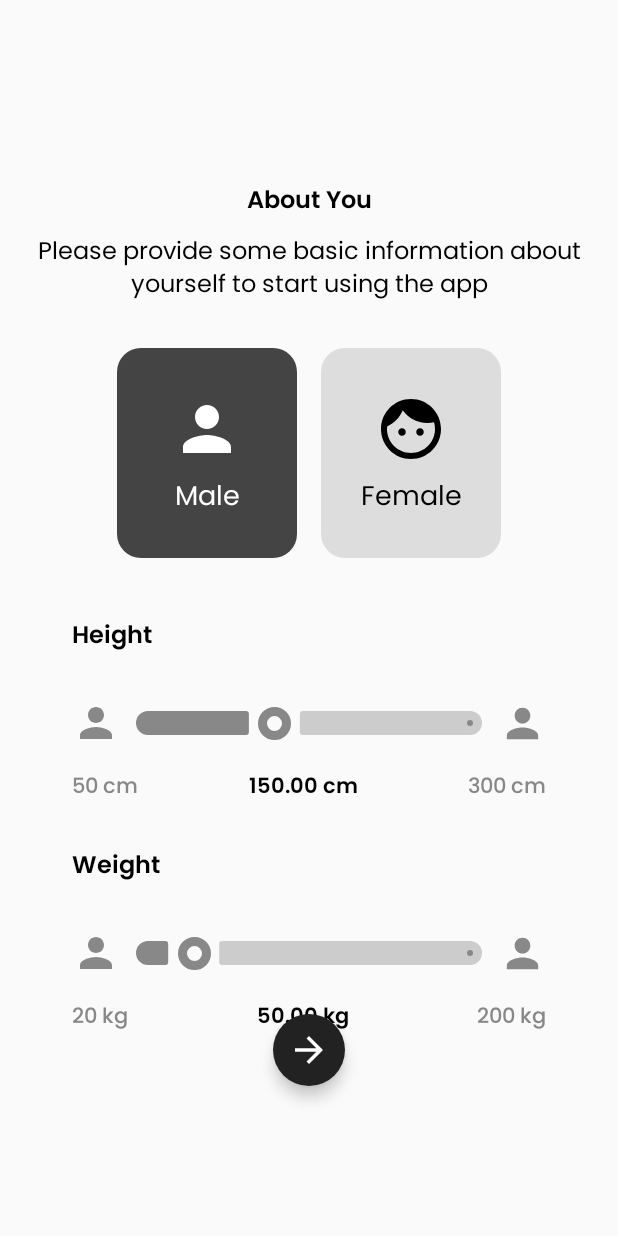
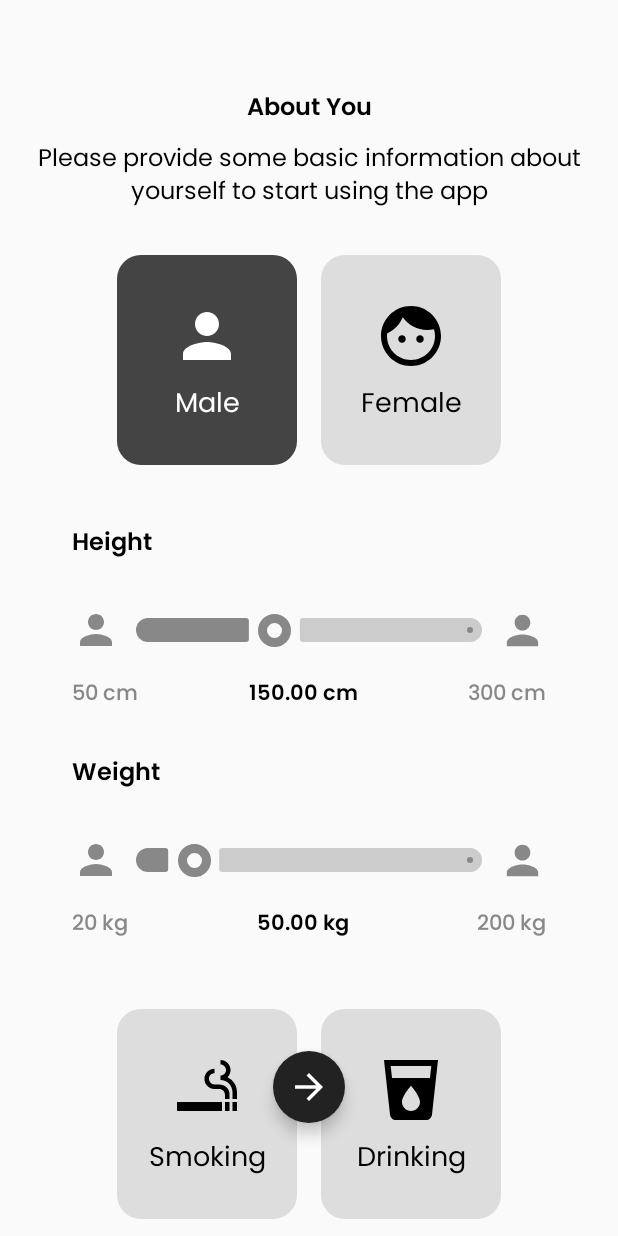
Before and after one commit to PAPB-Kelompok-6/hyperaid, an Android app built with Jetpack Compose: the AboutScreen screen opened through its navigation route, on a phone screen of 412 x 824 dp. Run offline under Robolectric (Android 15) with nearby library versions, the phone set to English and light mode, and no system bars; our stand-ins replace Firebase (no records; nobody signed in at launch, a user with empty details on screens opened directly); libraries missing offline, so code that uses them is left out: coil.decode; pictures from the network do not load.

Commit message:
feat: add smoker and alcoholic status on boarding

```diff
--- a/app/build.gradle.kts
+++ b/app/build.gradle.kts
@@ -98,6 +98,8 @@ dependencies {
     implementation("com.google.android.libraries.identity.googleid:googleid:1.1.1")
 
     //Material3 & Lazy grid
-    implementation("androidx.compose.material3:material3:<versi>")
-    implementation("androidx.compose.foundation:foundation:<versi>")
+    implementation("androidx.compose.material:material-icons-core")
+    implementation("androidx.compose.material:material-icons-extended")
+    implementation("androidx.compose.material3:material3:1.2.0")
+    implementation("androidx.compose.foundation:foundation:1.7.5")
 }
--- a/app/src/main/java/com/kelompok6/hyperaid/ui/screens/about/AboutScreen.kt
+++ b/app/src/main/java/com/kelompok6/hyperaid/ui/screens/about/AboutScreen.kt
@@ -3,7 +3,9 @@ package com.kelompok6.hyperaid.ui.screens.about
 import androidx.compose.foundation.background
 import androidx.compose.foundation.border
 import androidx.compose.foundation.clickable
+import androidx.compose.foundation.interaction.MutableInteractionSource
 import androidx.compose.foundation.layout.*
+import androidx.compose.foundation.rememberScrollState
 import androidx.compose.material.icons.Icons
 import androidx.compose.material.icons.automirrored.filled.ArrowForward
 import androidx.compose.material3.*
@@ -17,8 +19,11 @@ import androidx.compose.ui.unit.dp
 import androidx.navigation.NavHostController
 import androidx.compose.foundation.shape.CircleShape
 import androidx.compose.foundation.shape.RoundedCornerShape
+import androidx.compose.foundation.verticalScroll
 import androidx.compose.material.icons.filled.Face
+import androidx.compose.material.icons.filled.LocalDrink
 import androidx.compose.material.icons.filled.Person
+import androidx.compose.material.icons.filled.SmokingRooms
 import androidx.compose.runtime.LaunchedEffect
 import androidx.compose.runtime.collectAsState
 import androidx.compose.runtime.getValue
@@ -26,6 +31,7 @@ import androidx.compose.runtime.mutableFloatStateOf
 import androidx.compose.runtime.mutableStateOf
 import androidx.compose.runtime.remember
 import androidx.compose.runtime.setValue
+import androidx.compose.ui.graphics.vector.ImageVector
 import androidx.compose.ui.text.font.FontWeight
 import androidx.lifecycle.viewmodel.compose.viewModel
 import androidx.navigation.compose.rememberNavController
@@ -73,7 +79,10 @@ fun AboutScreen(
     ) {
         // konten utama
         Column(
-            modifier = Modifier.align(Alignment.Center),
+            modifier = Modifier
+                .fillMaxSize()
+                .verticalScroll(rememberScrollState())
+                .padding(top = 60.dp, bottom = 175.dp),
             horizontalAlignment = Alignment.CenterHorizontally,
             verticalArrangement = Arrangement.Center
         ) {
@@ -104,9 +113,18 @@ fun AboutScreen(
                 onValueChange = { w -> viewModel.update { it.copy(weight = w) } }
             )
 
-            Row {
-                IsSmokingButton()
-                IsAlcoholicButton()
+            Row(
+                horizontalArrangement = Arrangement.spacedBy(16.dp),
+                modifier = Modifier.padding(top = 32.dp, bottom = 24.dp)
+            ) {
+                IsSmokingButton(
+                    isSmoking = state.isSmoking ?: false,
+                    onSelected = { s -> viewModel.update { it.copy(isSmoking = s) } }
+                )
+                IsAlcoholicButton(
+                    isAlcoholic = state.isAlcoholic ?: false,
+                    onSelected = { a -> viewModel.update { it.copy(isAlcoholic = a) } }
+                )
             }
         }
 
@@ -130,7 +148,7 @@ fun AboutScreen(
             shape = CircleShape,
             modifier = Modifier
                 .align(Alignment.BottomCenter)
-                .padding(bottom = 100.dp)
+                .padding(bottom = 75.dp)
                 .size(48.dp)
         ) {
             Icon(
@@ -166,13 +184,12 @@ fun GenderSelector(selectedGender: Gender?, onSelected: (Gender) -> Unit) {
 @Composable
 fun GenderCard(
     label: String,
-    icon: androidx.compose.ui.graphics.vector.ImageVector,
+    icon: ImageVector,
     selected: Boolean,
     onClick: () -> Unit
 ) {
     val bgColor = if (selected) Color(0xFF444444) else Color(0xFFDDDDDD)
     val contentColor = if (selected) Color.White else Color.Black
-
 
     Card(
         modifier = Modifier
@@ -209,7 +226,7 @@ fun HeightSlider(
     val max = 300.0
 
     val interaction =
-        remember { androidx.compose.foundation.interaction.MutableInteractionSource() }
+        remember { MutableInteractionSource() }
 
     Column(
         modifier = modifier
@@ -310,7 +327,7 @@ fun WeightSlider(
     val max = 200.0
 
     val interaction =
-        remember { androidx.compose.foundation.interaction.MutableInteractionSource() }
+        remember { MutableInteractionSource() }
 
     Column(
         modifier = modifier
@@ -401,10 +418,21 @@ fun WeightSlider(
 }
 
 @Composable
-fun IsSmokingButton() {
-
+fun IsSmokingButton(isSmoking: Boolean?, onSelected: (Boolean) -> Unit) {
+    GenderCard(
+        label = "Smoking",
+        icon = Icons.Filled.SmokingRooms,
+        selected = isSmoking == true,
+        onClick = { onSelected(!isSmoking!!) }
+    )
 }
 
-fun IsAlcoholicButton() {
-
+@Composable
+fun IsAlcoholicButton(isAlcoholic: Boolean?, onSelected: (Boolean) -> Unit) {
+    GenderCard(
+        label = "Drinking",
+        icon = Icons.Filled.LocalDrink,
+        selected = isAlcoholic == true,
+        onClick = { onSelected(!isAlcoholic!!) }
+    )
 }
--- a/app/src/main/java/com/kelompok6/hyperaid/ui/screens/start/OnBoardingViewModel.kt
+++ b/app/src/main/java/com/kelompok6/hyperaid/ui/screens/start/OnBoardingViewModel.kt
@@ -39,6 +39,16 @@ class OnboardingViewModel(
 
     private val _saveState = MutableStateFlow<SaveUserState>(SaveUserState.Idle)
     val saveState = _saveState.asStateFlow()
+
+    init {
+        _state.value = OnboardingState(
+            gender = Gender.MALE,
+            height = 150.0,
+            weight = 50.0,
+            isSmoking = false,
+            isAlcoholic = false
+        )
+    }
 
     fun update(block: (OnboardingState) -> OnboardingState) {
         _state.value = block(_state.value)
```
